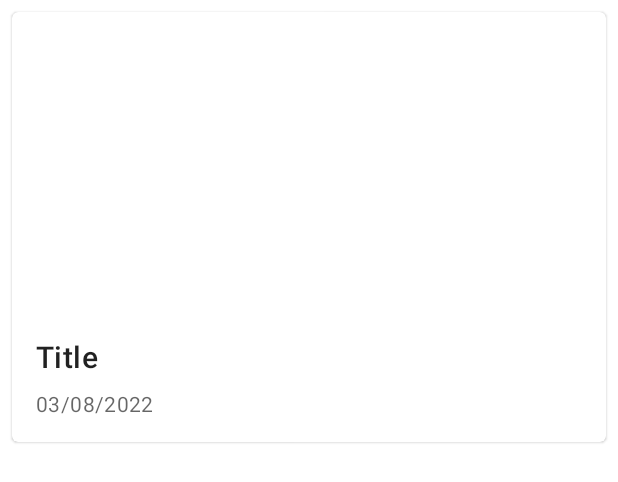
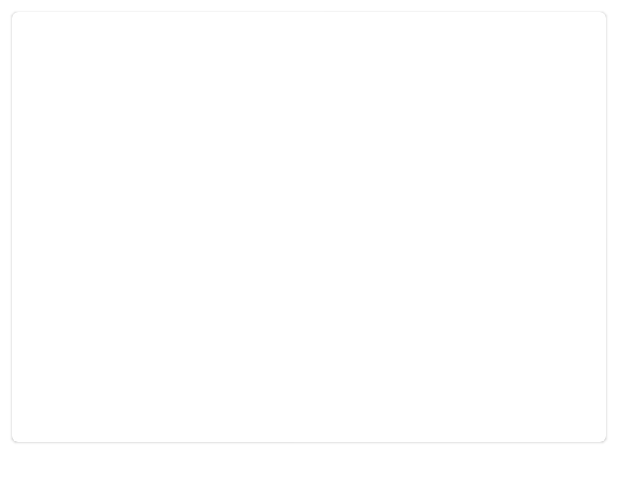
Before and after one commit to thaislins/news-feed, an Android app: the layout item_news.xml on its own in the app's theme, with its tools: preview values and no code run, on a phone screen of 412 x 824 dp. Shown: the top 482 px of the screen. Run offline under Robolectric (Android 15) with nearby library versions, the phone set to English and light mode, and no system bars.

Commit message:
Create string plurals for news date

```diff
--- a/app/src/main/res/layout/item_news.xml
+++ b/app/src/main/res/layout/item_news.xml
@@ -1,7 +1,7 @@
 <?xml version="1.0" encoding="utf-8"?>
 <LinearLayout xmlns:android="http://schemas.android.com/apk/res/android"
-    android:layout_height="wrap_content"
-    android:layout_width="match_parent">
+    android:layout_width="match_parent"
+    android:layout_height="wrap_content">
 
     <com.google.android.material.card.MaterialCardView
         android:layout_width="match_parent"
@@ -18,7 +18,6 @@
                 android:id="@+id/newsImage"
                 android:layout_width="match_parent"
                 android:layout_height="200dp"
-                android:contentDescription="@string/image_description"
                 android:scaleType="centerCrop" />
 
             <LinearLayout
@@ -32,7 +31,6 @@
                     android:id="@+id/newsTitle"
                     android:layout_width="wrap_content"
                     android:layout_height="wrap_content"
-                    android:text="@string/title"
                     android:textAppearance="?attr/textAppearanceHeadline6" />
 
                 <TextView
@@ -40,7 +38,6 @@
                     android:layout_width="wrap_content"
                     android:layout_height="wrap_content"
                     android:layout_marginTop="8dp"
-                    android:text="@string/date"
                     android:textAppearance="?attr/textAppearanceBody2"
                     android:textColor="?android:attr/textColorSecondary" />
 
```
Also changed, not shown: app/src/main/java/com/thaislins/newsfeed/modules/news/view/adapter/NewsAdapter.kt (+24 -24 lines), app/src/main/res/values/strings.xml (+13 -3 lines).
